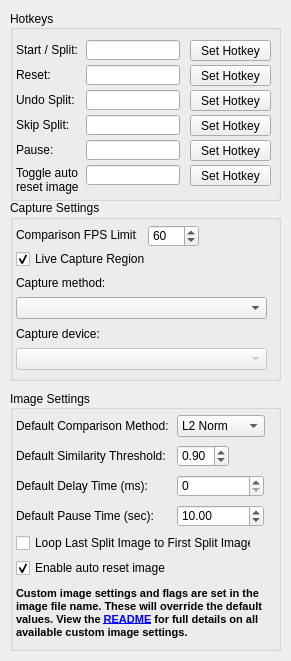
This is res/settings.ui in zalgo3/Auto-Split as Qt 5 draws it before an edit. The edited form follows.
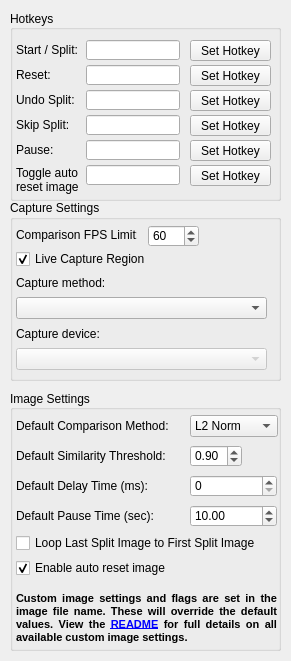
This is the edited form. Icons and pictures are not drawn.

What changed in the file:
```diff
--- a/res/settings.ui
+++ b/res/settings.ui
@@ -104,7 +104,7 @@
      <rect>
       <x>6</x>
       <y>49</y>
-      <width>129</width>
+      <width>141</width>
       <height>20</height>
      </rect>
     </property>
@@ -195,7 +195,7 @@
    <widget class="QComboBox" name="default_comparison_method">
     <property name="geometry">
      <rect>
-      <x>167</x>
+      <x>180</x>
       <y>25</y>
       <width>88</width>
       <height>22</height>
@@ -239,7 +239,7 @@
      <rect>
       <x>6</x>
       <y>28</y>
-      <width>161</width>
+      <width>171</width>
       <height>16</height>
      </rect>
     </property>
@@ -263,7 +263,7 @@
    <widget class="QDoubleSpinBox" name="default_pause_time_spinbox">
     <property name="geometry">
      <rect>
-      <x>167</x>
+      <x>180</x>
       <y>115</y>
       <width>87</width>
       <height>22</height>
@@ -293,7 +293,7 @@
      <rect>
       <x>6</x>
       <y>58</y>
-      <width>151</width>
+      <width>171</width>
       <height>16</height>
      </rect>
     </property>
@@ -304,7 +304,7 @@
    <widget class="QDoubleSpinBox" name="default_similarity_threshold_spinbox">
     <property name="geometry">
      <rect>
-      <x>167</x>
+      <x>180</x>
       <y>55</y>
       <width>52</width>
       <height>22</height>
@@ -334,7 +334,7 @@
      <rect>
       <x>6</x>
       <y>143</y>
-      <width>235</width>
+      <width>271</width>
       <height>20</height>
      </rect>
     </property>
@@ -354,7 +354,7 @@
       <x>6</x>
       <y>193</y>
       <width>261</width>
-      <height>61</height>
+      <height>71</height>
      </rect>
     </property>
     <property name="font">
@@ -364,7 +364,10 @@
      </font>
     </property>
     <property name="text">
-     <string>&lt;html&gt;&lt;head/&gt;&lt;body&gt;&lt;p&gt;Custom image settings and flags are set in the &lt;br&gt;&lt;/br&gt; image file name. These will override the default &lt;br&gt;&lt;/br&gt; values. View the &lt;a href=&quot;https://github.com/Toufool/Auto-Split#readme&quot;&gt;&lt;span style=&quot; text-decoration: underline; color:#0000ff;&quot;&gt;README&lt;/span&gt;&lt;/a&gt; for full details on all &lt;br&gt;&lt;/br&gt; available custom image settings.&lt;/p&gt;&lt;/body&gt;&lt;/html&gt;</string>
+     <string>&lt;html&gt;&lt;head/&gt;&lt;body&gt;&lt;p align=&quot;justify&quot;&gt;Custom image settings and flags are set in the image file name. These will override the default values. View the &lt;a href=&quot;https://github.com/Toufool/Auto-Split#readme&quot;&gt;&lt;span style=&quot; text-decoration: underline; color:#0000ff;&quot;&gt;README&lt;/span&gt;&lt;/a&gt; for full details on all available custom image settings.&lt;/p&gt;&lt;/body&gt;&lt;/html&gt;</string>
+    </property>
+    <property name="wordWrap">
+     <bool>true</bool>
     </property>
    </widget>
    <widget class="QLabel" name="default_delay_time_label">
@@ -383,7 +386,7 @@
    <widget class="QSpinBox" name="default_delay_time_spinbox">
     <property name="geometry">
      <rect>
-      <x>167</x>
+      <x>180</x>
       <y>85</y>
       <width>87</width>
       <height>22</height>
@@ -404,7 +407,7 @@
      <rect>
       <x>6</x>
       <y>168</y>
-      <width>151</width>
+      <width>171</width>
       <height>20</height>
      </rect>
     </property>
```
